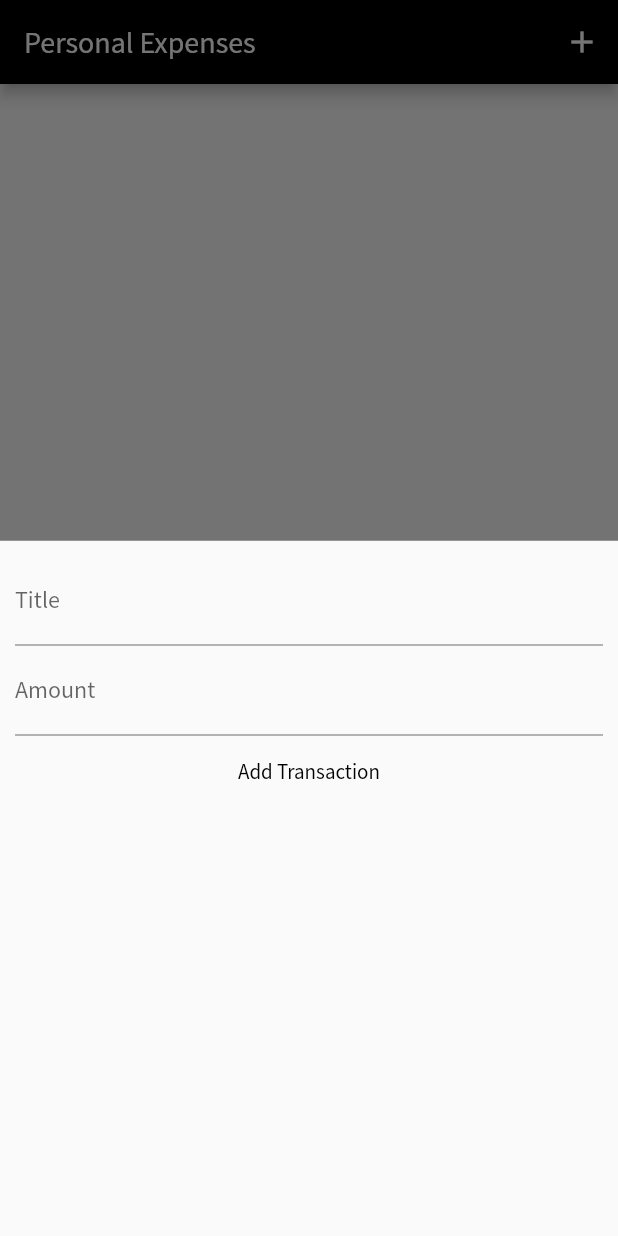
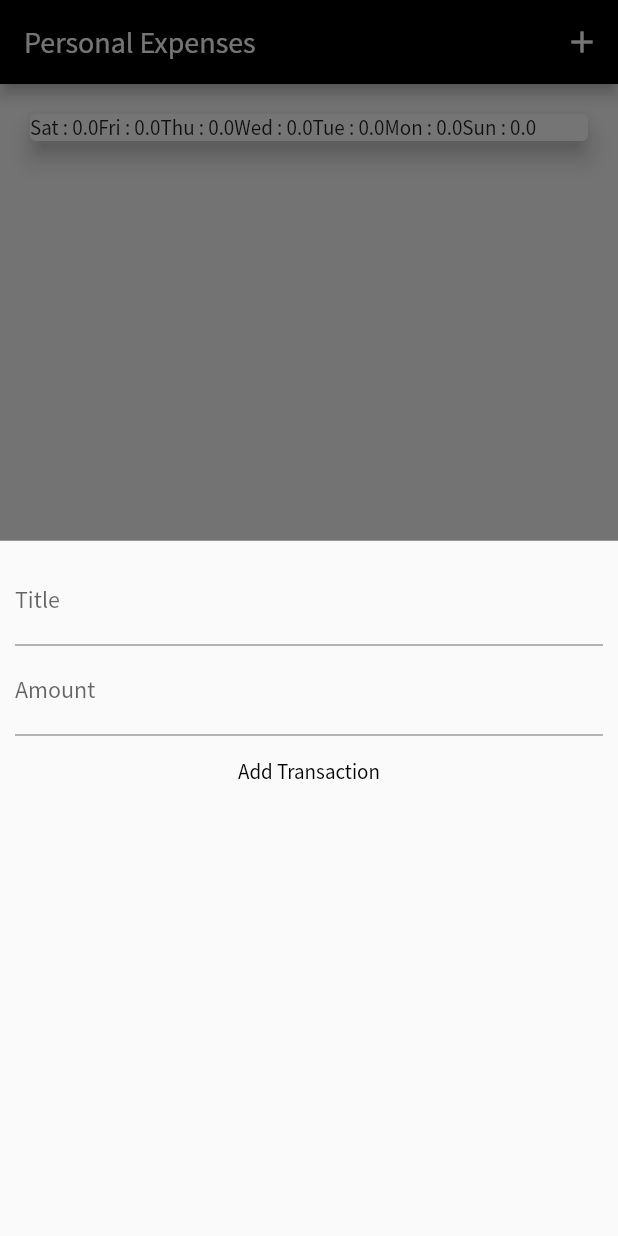
Before and after one commit to Ajorona/personal-expenses-app, a Flutter app: the screen it shows after launch, after a tap on the "add" icon, on a phone screen of 412 x 824 dp. Run offline on Flutter 3.47's test engine with Material 2 defaults, Android fonts, the phone set to English and light mode, and no system bars.

Commit message:
refactor(chart): replace forEach with .fold method

```diff
--- a/lib/widgets/chart.dart
+++ b/lib/widgets/chart.dart
@@ -10,11 +10,9 @@ class Chart extends StatelessWidget {
     return List.generate(DateTime.daysPerWeek, (index) {
       // gets the weekday using the List index as a key
       final weekDay = DateTime.now().subtract(Duration(days: index));
-      var lastTransactions = 0.00;
-
-      recentTransactions.forEach((item) {
+      var lastTransactions = recentTransactions.fold(0.0, (sum, item) {
         if (item.createdAt.day == weekDay.day) {
-          lastTransactions += item.amount;
+          return sum + item.amount;
         }
       });
 
@@ -27,7 +25,13 @@ class Chart extends StatelessWidget {
 
   @override
   Widget build(BuildContext context) {
-    print(groupedTransactionValues);
-    return Container();
+    return Card(
+        elevation: 6,
+        margin: EdgeInsets.all(20),
+        child: Row(
+          children: groupedTransactionValues.map((data) {
+            return Text('${data['day']} : ${data['amount']}');
+          }).toList(),
+        ));
   }
 }
```
